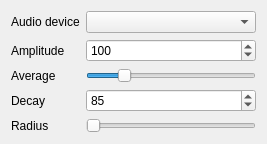
Before: the Qt Designer form Effects/SwirlCirclesAudio/SwirlCirclesAudio.ui in DLdota/OpenRGBEffectsPlugin, drawn with Qt 5.
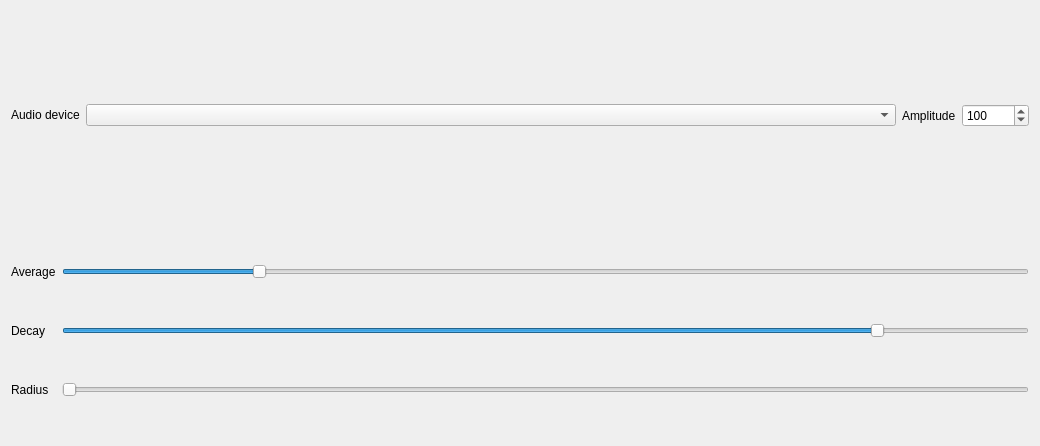
After: the same form once the commit is applied. Custom widgets are drawn as their Qt base class.

Commit message: Reworked all audio effects ui

Patch:
```diff
--- a/Effects/SwirlCirclesAudio/SwirlCirclesAudio.ui
+++ b/Effects/SwirlCirclesAudio/SwirlCirclesAudio.ui
@@ -6,35 +6,35 @@
    <rect>
     <x>0</x>
     <y>0</y>
-    <width>267</width>
-    <height>140</height>
+    <width>1040</width>
+    <height>446</height>
    </rect>
   </property>
   <property name="windowTitle">
    <string>Form</string>
   </property>
   <layout class="QGridLayout" name="gridLayout">
-   <item row="4" column="0">
-    <widget class="QLabel" name="label_5">
-     <property name="text">
-      <string>Radius</string>
+   <item row="0" column="0">
+    <widget class="QFrame" name="frame">
+     <property name="frameShape">
+      <enum>QFrame::NoFrame</enum>
      </property>
-    </widget>
-   </item>
-   <item row="4" column="1">
-    <widget class="QTooltipedSlider" name="radius">
-     <property name="orientation">
-      <enum>Qt::Horizontal</enum>
+     <property name="frameShadow">
+      <enum>QFrame::Raised</enum>
      </property>
-    </widget>
-   </item>
-   <item row="1" column="0">
-    <widget class="QLabel" name="label_2">
-     <property name="text">
-      <string>Amplitude</string>
-     </property>
-    </widget>
-   </item>
+     <layout class="QGridLayout" name="gridLayout_2" columnstretch="0,1">
+      <property name="leftMargin">
+       <number>0</number>
+      </property>
+      <property name="topMargin">
+       <number>0</number>
+      </property>
+      <property name="rightMargin">
+       <number>0</number>
+      </property>
+      <property name="bottomMargin">
+       <number>0</number>
+      </property>
    <item row="0" column="1">
     <widget class="QComboBox" name="devices">
      <property name="sizePolicy">
@@ -45,7 +45,45 @@
      </property>
     </widget>
    </item>
-   <item row="1" column="1">
+      <item row="0" column="0">
+       <widget class="QLabel" name="label">
+        <property name="text">
+         <string>Audio device</string>
+        </property>
+       </widget>
+      </item>
+     </layout>
+    </widget>
+   </item>
+   <item row="0" column="1">
+    <widget class="QFrame" name="frame_2">
+     <property name="frameShape">
+      <enum>QFrame::NoFrame</enum>
+     </property>
+     <property name="frameShadow">
+      <enum>QFrame::Raised</enum>
+     </property>
+     <layout class="QGridLayout" name="gridLayout_3">
+      <property name="leftMargin">
+       <number>0</number>
+      </property>
+      <property name="topMargin">
+       <number>0</number>
+      </property>
+      <property name="rightMargin">
+       <number>0</number>
+      </property>
+      <property name="bottomMargin">
+       <number>0</number>
+      </property>
+      <item row="0" column="0">
+       <widget class="QLabel" name="label_2">
+        <property name="text">
+         <string>Amplitude</string>
+        </property>
+       </widget>
+      </item>
+      <item row="0" column="1">
     <widget class="QSpinBox" name="amplitude">
      <property name="minimum">
       <number>1</number>
@@ -58,14 +96,75 @@
      </property>
     </widget>
    </item>
-   <item row="2" column="0">
+     </layout>
+    </widget>
+   </item>
+   <item row="1" column="0" colspan="2">
+    <widget class="QFrame" name="frame_3">
+     <property name="frameShape">
+      <enum>QFrame::NoFrame</enum>
+     </property>
+     <property name="frameShadow">
+      <enum>QFrame::Raised</enum>
+     </property>
+     <layout class="QGridLayout" name="gridLayout_4">
+      <property name="leftMargin">
+       <number>0</number>
+      </property>
+      <property name="topMargin">
+       <number>0</number>
+      </property>
+      <property name="rightMargin">
+       <number>0</number>
+      </property>
+      <property name="bottomMargin">
+       <number>0</number>
+      </property>
+      <item row="1" column="1">
     <widget class="QLabel" name="label_4">
      <property name="text">
       <string>Average</string>
      </property>
     </widget>
    </item>
+      <item row="3" column="1">
+       <widget class="QLabel" name="label_5">
+        <property name="text">
+         <string>Radius</string>
+        </property>
+       </widget>
+      </item>
    <item row="2" column="1">
+       <widget class="QLabel" name="label_3">
+        <property name="text">
+         <string>Decay</string>
+        </property>
+       </widget>
+      </item>
+      <item row="3" column="2">
+       <widget class="QTooltipedSlider" name="radius">
+        <property name="orientation">
+         <enum>Qt::Horizontal</enum>
+        </property>
+       </widget>
+      </item>
+      <item row="2" column="2">
+       <widget class="QTooltipedSlider" name="decay">
+        <property name="minimum">
+         <number>1</number>
+        </property>
+        <property name="maximum">
+         <number>100</number>
+        </property>
+        <property name="sliderPosition">
+         <number>85</number>
+        </property>
+        <property name="orientation">
+         <enum>Qt::Horizontal</enum>
+        </property>
+       </widget>
+      </item>
+      <item row="1" column="2">
     <widget class="QTooltipedSlider" name="average">
      <property name="minimum">
       <number>8</number>
@@ -84,31 +183,7 @@
      </property>
     </widget>
    </item>
-   <item row="3" column="0">
-    <widget class="QLabel" name="label_3">
-     <property name="text">
-      <string>Decay</string>
-     </property>
-    </widget>
-   </item>
-   <item row="0" column="0">
-    <widget class="QLabel" name="label">
-     <property name="text">
-      <string>Audio device</string>
-     </property>
-    </widget>
-   </item>
-   <item row="3" column="1">
-    <widget class="QSpinBox" name="decay">
-     <property name="minimum">
-      <number>1</number>
-     </property>
-     <property name="maximum">
-      <number>100</number>
-     </property>
-     <property name="value">
-      <number>85</number>
-     </property>
+     </layout>
     </widget>
    </item>
   </layout>
```
Lines whose indentation alone changed are shown as unchanged. The commit also changes 9 other files.
